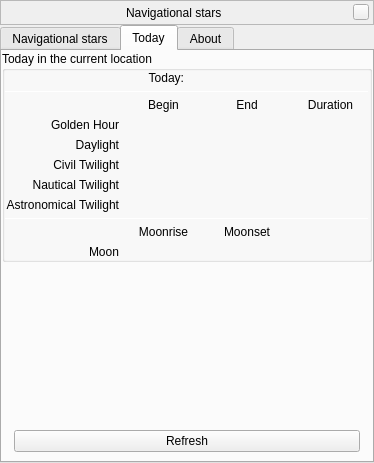
Above: plugins/NavStars/src/gui/navStarsWindow.ui from Stellarium/stellarium before the change. Below: the same form after it.
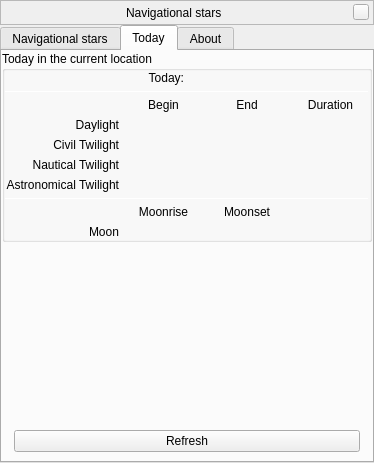
That is the form after the change. The open tabs and pages were chosen to show the change. Custom widgets are drawn as their Qt base class.

Commit message: Removed golden hour calculations

Patch:
```diff
--- a/plugins/NavStars/src/gui/navStarsWindow.ui
+++ b/plugins/NavStars/src/gui/navStarsWindow.ui
@@ -436,39 +436,6 @@
           <item row="1" column="0">
            <layout class="QGridLayout" name="gridLayout_4">
             <item row="5" column="3">
-             <widget class="QLabel" name="labelCivilTwilightDuration">
-              <property name="toolTip">
-               <string>Duration of the day with civil twilight</string>
-              </property>
-              <property name="text">
-               <string/>
-              </property>
-              <property name="alignment">
-               <set>Qt::AlignCenter</set>
-              </property>
-             </widget>
-            </item>
-            <item row="5" column="2">
-             <widget class="QLabel" name="labelCivilTwilightEnd">
-              <property name="text">
-               <string/>
-              </property>
-              <property name="alignment">
-               <set>Qt::AlignCenter</set>
-              </property>
-             </widget>
-            </item>
-            <item row="2" column="3">
-             <widget class="QLabel" name="labelDuration">
-              <property name="text">
-               <string>Duration</string>
-              </property>
-              <property name="alignment">
-               <set>Qt::AlignCenter</set>
-              </property>
-             </widget>
-            </item>
-            <item row="6" column="3">
              <widget class="QLabel" name="labelNauticalTwilightDuration">
               <property name="toolTip">
                <string>Duration of the day with nautical twilight</string>
@@ -481,18 +448,8 @@
               </property>
              </widget>
             </item>
-            <item row="2" column="1">
-             <widget class="QLabel" name="labelBegin">
-              <property name="text">
-               <string>Begin</string>
-              </property>
-              <property name="alignment">
-               <set>Qt::AlignCenter</set>
-              </property>
-             </widget>
-            </item>
             <item row="3" column="2">
-             <widget class="QLabel" name="labelGoldenHourEnd">
+             <widget class="QLabel" name="labelDayEnd">
               <property name="text">
                <string/>
               </property>
@@ -501,7 +458,53 @@
               </property>
              </widget>
             </item>
-            <item row="6" column="1">
+            <item row="5" column="0">
+             <widget class="QLabel" name="labelNauticalTwilight">
+              <property name="text">
+               <string>Nautical Twilight</string>
+              </property>
+              <property name="alignment">
+               <set>Qt::AlignRight|Qt::AlignTrailing|Qt::AlignVCenter</set>
+              </property>
+             </widget>
+            </item>
+            <item row="6" column="3">
+             <widget class="QLabel" name="labelAstronomicalTwilightDuration">
+              <property name="toolTip">
+               <string>Duration of the day with astronomical twilight</string>
+              </property>
+              <property name="text">
+               <string/>
+              </property>
+              <property name="alignment">
+               <set>Qt::AlignCenter</set>
+              </property>
+             </widget>
+            </item>
+            <item row="4" column="3">
+             <widget class="QLabel" name="labelCivilTwilightDuration">
+              <property name="toolTip">
+               <string>Duration of the day with civil twilight</string>
+              </property>
+              <property name="text">
+               <string/>
+              </property>
+              <property name="alignment">
+               <set>Qt::AlignCenter</set>
+              </property>
+             </widget>
+            </item>
+            <item row="9" column="1">
+             <widget class="QLabel" name="labelMoonRise">
+              <property name="text">
+               <string/>
+              </property>
+              <property name="alignment">
+               <set>Qt::AlignCenter</set>
+              </property>
+             </widget>
+            </item>
+            <item row="5" column="1">
              <widget class="QLabel" name="labelNauticalTwilightBegin">
               <property name="text">
                <string/>
@@ -512,16 +515,6 @@
              </widget>
             </item>
             <item row="9" column="2">
-             <widget class="QLabel" name="labelMS">
-              <property name="text">
-               <string>Moonset</string>
-              </property>
-              <property name="alignment">
-               <set>Qt::AlignCenter</set>
-              </property>
-             </widget>
-            </item>
-            <item row="10" column="2">
              <widget class="QLabel" name="labelMoonSet">
               <property name="text">
                <string/>
@@ -531,18 +524,8 @@
               </property>
              </widget>
             </item>
-            <item row="3" column="0">
-             <widget class="QLabel" name="labelGoldenHour">
-              <property name="text">
-               <string>Golden Hour</string>
-              </property>
-              <property name="alignment">
-               <set>Qt::AlignRight|Qt::AlignTrailing|Qt::AlignVCenter</set>
-              </property>
-             </widget>
-            </item>
             <item row="4" column="1">
-             <widget class="QLabel" name="labelDayBegin">
+             <widget class="QLabel" name="labelCivilTwilightBegin">
               <property name="text">
                <string/>
               </property>
@@ -551,6 +534,55 @@
               </property>
              </widget>
             </item>
+            <item row="8" column="1">
+             <widget class="QLabel" name="labelMR">
+              <property name="text">
+               <string>Moonrise</string>
+              </property>
+              <property name="alignment">
+               <set>Qt::AlignCenter</set>
+              </property>
+             </widget>
+            </item>
+            <item row="4" column="2">
+             <widget class="QLabel" name="labelCivilTwilightEnd">
+              <property name="text">
+               <string/>
+              </property>
+              <property name="alignment">
+               <set>Qt::AlignCenter</set>
+              </property>
+             </widget>
+            </item>
+            <item row="7" column="0" colspan="4">
+             <widget class="Line" name="line_2">
+              <property name="minimumSize">
+               <size>
+                <width>0</width>
+                <height>1</height>
+               </size>
+              </property>
+              <property name="maximumSize">
+               <size>
+                <width>16777215</width>
+                <height>1</height>
+               </size>
+              </property>
+              <property name="orientation">
+               <enum>Qt::Horizontal</enum>
+              </property>
+             </widget>
+            </item>
+            <item row="2" column="2">
+             <widget class="QLabel" name="labelEnd">
+              <property name="text">
+               <string>End</string>
+              </property>
+              <property name="alignment">
+               <set>Qt::AlignCenter</set>
+              </property>
+             </widget>
+            </item>
             <item row="1" column="0" colspan="4">
              <widget class="Line" name="line">
               <property name="minimumSize">
@@ -570,7 +602,17 @@
               </property>
              </widget>
             </item>
-            <item row="7" column="1">
+            <item row="5" column="2">
+             <widget class="QLabel" name="labelNauticalTwilightEnd">
+              <property name="text">
+               <string/>
+              </property>
+              <property name="alignment">
+               <set>Qt::AlignCenter</set>
+              </property>
+             </widget>
+            </item>
+            <item row="6" column="1">
              <widget class="QLabel" name="labelAstronomicalTwilightBegin">
               <property name="text">
                <string/>
@@ -580,27 +622,17 @@
               </property>
              </widget>
             </item>
-            <item row="10" column="1">
-             <widget class="QLabel" name="labelMoonRise">
+            <item row="3" column="0">
+             <widget class="QLabel" name="labelDay">
               <property name="text">
-               <string/>
+               <string>Daylight</string>
               </property>
               <property name="alignment">
-               <set>Qt::AlignCenter</set>
+               <set>Qt::AlignRight|Qt::AlignTrailing|Qt::AlignVCenter</set>
               </property>
              </widget>
             </item>
-            <item row="9" column="1">
-             <widget class="QLabel" name="labelMR">
-              <property name="text">
-               <string>Moonrise</string>
-              </property>
-              <property name="alignment">
-               <set>Qt::AlignCenter</set>
-              </property>
-             </widget>
-            </item>
-            <item row="7" column="0">
+            <item row="6" column="0">
              <widget class="QLabel" name="labelAstronomicalTwilight">
               <property name="text">
                <string>Astronomical Twilight</string>
@@ -610,26 +642,27 @@
               </property>
              </widget>
             </item>
-            <item row="8" column="0" colspan="4">
-             <widget class="Line" name="line_2">
-              <property name="minimumSize">
-               <size>
-                <width>0</width>
-                <height>1</height>
-               </size>
+            <item row="8" column="2">
+             <widget class="QLabel" name="labelMS">
+              <property name="text">
+               <string>Moonset</string>
               </property>
-              <property name="maximumSize">
-               <size>
-                <width>16777215</width>
-                <height>1</height>
-               </size>
+              <property name="alignment">
+               <set>Qt::AlignCenter</set>
               </property>
-              <property name="orientation">
-               <enum>Qt::Horizontal</enum>
+             </widget>
+            </item>
+            <item row="2" column="3">
+             <widget class="QLabel" name="labelDuration">
+              <property name="text">
+               <string>Duration</string>
               </property>
+              <property name="alignment">
+               <set>Qt::AlignCenter</set>
+              </property>
              </widget>
             </item>
-            <item row="4" column="3">
+            <item row="3" column="3">
              <widget class="QLabel" name="labelDayDuration">
               <property name="toolTip">
                <string>Duration of the day</string>
@@ -642,70 +675,7 @@
               </property>
              </widget>
             </item>
-            <item row="4" column="0">
-             <widget class="QLabel" name="labelDay">
-              <property name="text">
-               <string>Daylight</string>
-              </property>
-              <property name="alignment">
-               <set>Qt::AlignRight|Qt::AlignTrailing|Qt::AlignVCenter</set>
-              </property>
-             </widget>
-            </item>
-            <item row="5" column="0">
-             <widget class="QLabel" name="labelCivilTwilight">
-              <property name="text">
-               <string>Civil Twilight</string>
-              </property>
-              <property name="alignment">
-               <set>Qt::AlignRight|Qt::AlignTrailing|Qt::AlignVCenter</set>
-              </property>
-             </widget>
-            </item>
             <item row="6" column="2">
-             <widget class="QLabel" name="labelNauticalTwilightEnd">
-              <property name="text">
-               <string/>
-              </property>
-              <property name="alignment">
-               <set>Qt::AlignCenter</set>
-              </property>
-             </widget>
-            </item>
-            <item row="7" column="3">
-             <widget class="QLabel" name="labelAstronomicalTwilightDuration">
-              <property name="toolTip">
-               <string>Duration of the day with astronomical twilight</string>
-              </property>
-              <property name="text">
-               <string/>
-              </property>
-              <property name="alignment">
-               <set>Qt::AlignCenter</set>
-              </property>
-             </widget>
-            </item>
-            <item row="5" column="1">
-             <widget class="QLabel" name="labelCivilTwilightBegin">
-              <property name="text">
-               <string/>
-              </property>
-              <property name="alignment">
-               <set>Qt::AlignCenter</set>
-              </property>
-             </widget>
-            </item>
-            <item row="2" column="2">
-             <widget class="QLabel" name="labelEnd">
-              <property name="text">
-               <string>End</string>
-              </property>
-              <property name="alignment">
-               <set>Qt::AlignCenter</set>
-              </property>
-             </widget>
-            </item>
-            <item row="7" column="2">
              <widget class="QLabel" name="labelAstronomicalTwilightEnd">
               <property name="text">
                <string/>
@@ -715,17 +685,7 @@
               </property>
              </widget>
             </item>
-            <item row="4" column="2">
-             <widget class="QLabel" name="labelDayEnd">
-              <property name="text">
-               <string/>
-              </property>
-              <property name="alignment">
-               <set>Qt::AlignCenter</set>
-              </property>
-             </widget>
-            </item>
-            <item row="10" column="0">
+            <item row="9" column="0">
              <widget class="QLabel" name="labelMoon">
               <property name="text">
                <string>Moon</string>
@@ -735,18 +695,8 @@
               </property>
              </widget>
             </item>
-            <item row="6" column="0">
-             <widget class="QLabel" name="labelNauticalTwilight">
-              <property name="text">
-               <string>Nautical Twilight</string>
-              </property>
-              <property name="alignment">
-               <set>Qt::AlignRight|Qt::AlignTrailing|Qt::AlignVCenter</set>
-              </property>
-             </widget>
-            </item>
             <item row="3" column="1">
-             <widget class="QLabel" name="labelGoldenHourBegin">
+             <widget class="QLabel" name="labelDayBegin">
               <property name="text">
                <string/>
               </property>
@@ -755,6 +705,26 @@
               </property>
              </widget>
             </item>
+            <item row="4" column="0">
+             <widget class="QLabel" name="labelCivilTwilight">
+              <property name="text">
+               <string>Civil Twilight</string>
+              </property>
+              <property name="alignment">
+               <set>Qt::AlignRight|Qt::AlignTrailing|Qt::AlignVCenter</set>
+              </property>
+             </widget>
+            </item>
+            <item row="2" column="1">
+             <widget class="QLabel" name="labelBegin">
+              <property name="text">
+               <string>Begin</string>
+              </property>
+              <property name="alignment">
+               <set>Qt::AlignCenter</set>
+              </property>
+             </widget>
+            </item>
            </layout>
           </item>
          </layout>
```
The commit also changes 1 other file.
